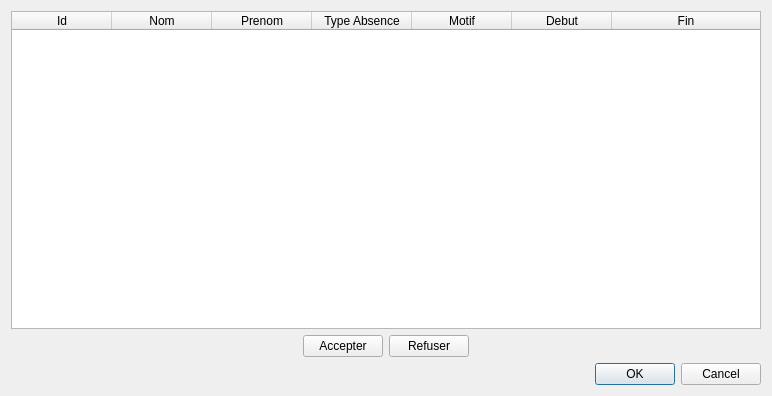
The window that programmeQT/projetDEMGUIV/dialogabsence.ui (Alex-Bumblebee/ProjetDEMGUIV) describes before a commit, drawn with Qt 5.
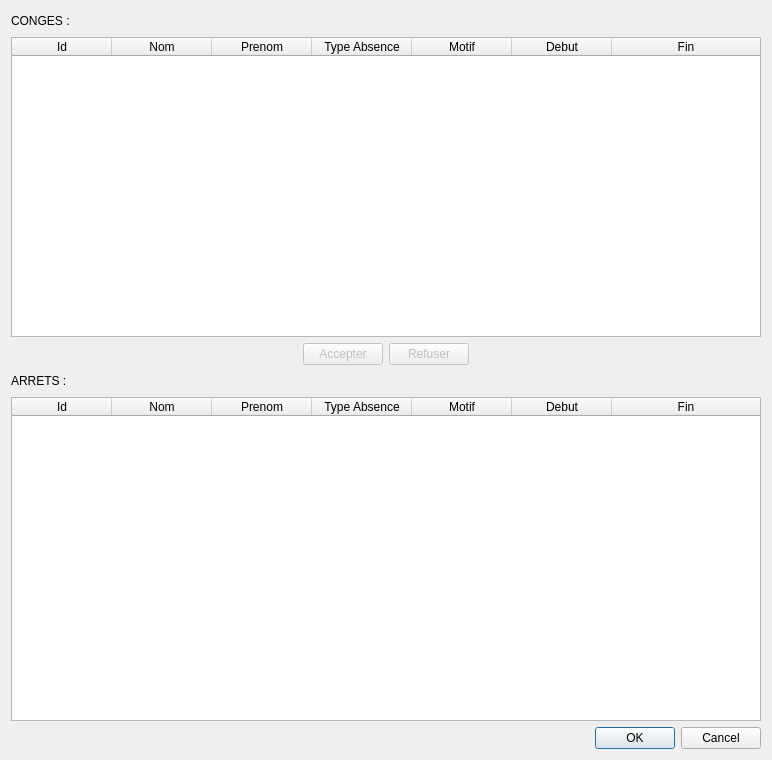
The same window after the commit.

Commit message: Gestion des absences

Diff of the .ui file:
```diff
--- a/programmeQT/projetDEMGUIV/dialogabsence.ui
+++ b/programmeQT/projetDEMGUIV/dialogabsence.ui
@@ -6,8 +6,8 @@
    <rect>
     <x>0</x>
     <y>0</y>
-    <width>770</width>
-    <height>396</height>
+    <width>772</width>
+    <height>760</height>
    </rect>
   </property>
   <property name="windowTitle">
@@ -15,6 +15,28 @@
   </property>
   <layout class="QVBoxLayout" name="verticalLayout_2">
    <item>
+    <layout class="QGridLayout" name="gridLayout_2">
+     <item row="0" column="0">
+      <widget class="QLabel" name="label">
+       <property name="text">
+        <string>CONGES :</string>
+       </property>
+      </widget>
+     </item>
+     <item row="0" column="1">
+      <spacer name="horizontalSpacer_4">
+       <property name="orientation">
+        <enum>Qt::Horizontal</enum>
+       </property>
+       <property name="sizeHint" stdset="0">
+        <size>
+         <width>40</width>
+         <height>20</height>
+        </size>
+       </property>
+      </spacer>
+     </item>
+     <item row="1" column="0" colspan="2">
     <layout class="QVBoxLayout" name="verticalLayout">
      <item>
       <widget class="QTableWidget" name="tableWidgetAbsence">
@@ -105,6 +127,9 @@
        </item>
        <item>
         <widget class="QPushButton" name="pushButtonAccepter">
+           <property name="enabled">
+            <bool>false</bool>
+           </property>
          <property name="text">
           <string>Accepter</string>
          </property>
@@ -112,6 +137,9 @@
        </item>
        <item>
         <widget class="QPushButton" name="pushButtonRefuser">
+           <property name="enabled">
+            <bool>false</bool>
+           </property>
          <property name="text">
           <string>Refuser</string>
          </property>
@@ -131,6 +159,104 @@
         </spacer>
        </item>
       </layout>
+       </item>
+      </layout>
+     </item>
+    </layout>
+   </item>
+   <item>
+    <layout class="QGridLayout" name="gridLayout">
+     <item row="0" column="0">
+      <widget class="QLabel" name="label_2">
+       <property name="text">
+        <string>ARRETS :</string>
+       </property>
+      </widget>
+     </item>
+     <item row="0" column="1">
+      <spacer name="horizontalSpacer_3">
+       <property name="orientation">
+        <enum>Qt::Horizontal</enum>
+       </property>
+       <property name="sizeHint" stdset="0">
+        <size>
+         <width>40</width>
+         <height>20</height>
+        </size>
+       </property>
+      </spacer>
+     </item>
+     <item row="1" column="0" colspan="2">
+      <widget class="QTableWidget" name="tableWidgetArret">
+       <property name="minimumSize">
+        <size>
+         <width>750</width>
+         <height>300</height>
+        </size>
+       </property>
+       <property name="autoFillBackground">
+        <bool>false</bool>
+       </property>
+       <property name="selectionMode">
+        <enum>QAbstractItemView::ExtendedSelection</enum>
+       </property>
+       <property name="selectionBehavior">
+        <enum>QAbstractItemView::SelectRows</enum>
+       </property>
+       <property name="sortingEnabled">
+        <bool>false</bool>
+       </property>
+       <attribute name="horizontalHeaderCascadingSectionResizes">
+        <bool>false</bool>
+       </attribute>
+       <attribute name="horizontalHeaderShowSortIndicator" stdset="0">
+        <bool>false</bool>
+       </attribute>
+       <attribute name="horizontalHeaderStretchLastSection">
+        <bool>true</bool>
+       </attribute>
+       <attribute name="verticalHeaderCascadingSectionResizes">
+        <bool>false</bool>
+       </attribute>
+       <attribute name="verticalHeaderStretchLastSection">
+        <bool>false</bool>
+       </attribute>
+       <column>
+        <property name="text">
+         <string>Id</string>
+        </property>
+       </column>
+       <column>
+        <property name="text">
+         <string>Nom</string>
+        </property>
+       </column>
+       <column>
+        <property name="text">
+         <string>Prenom</string>
+        </property>
+       </column>
+       <column>
+        <property name="text">
+         <string>Type Absence</string>
+        </property>
+       </column>
+       <column>
+        <property name="text">
+         <string>Motif</string>
+        </property>
+       </column>
+       <column>
+        <property name="text">
+         <string>Debut</string>
+        </property>
+       </column>
+       <column>
+        <property name="text">
+         <string>Fin</string>
+        </property>
+       </column>
+      </widget>
      </item>
     </layout>
    </item>
```
Lines whose indentation alone changed are shown as unchanged. The commit also changes 2 other files.
